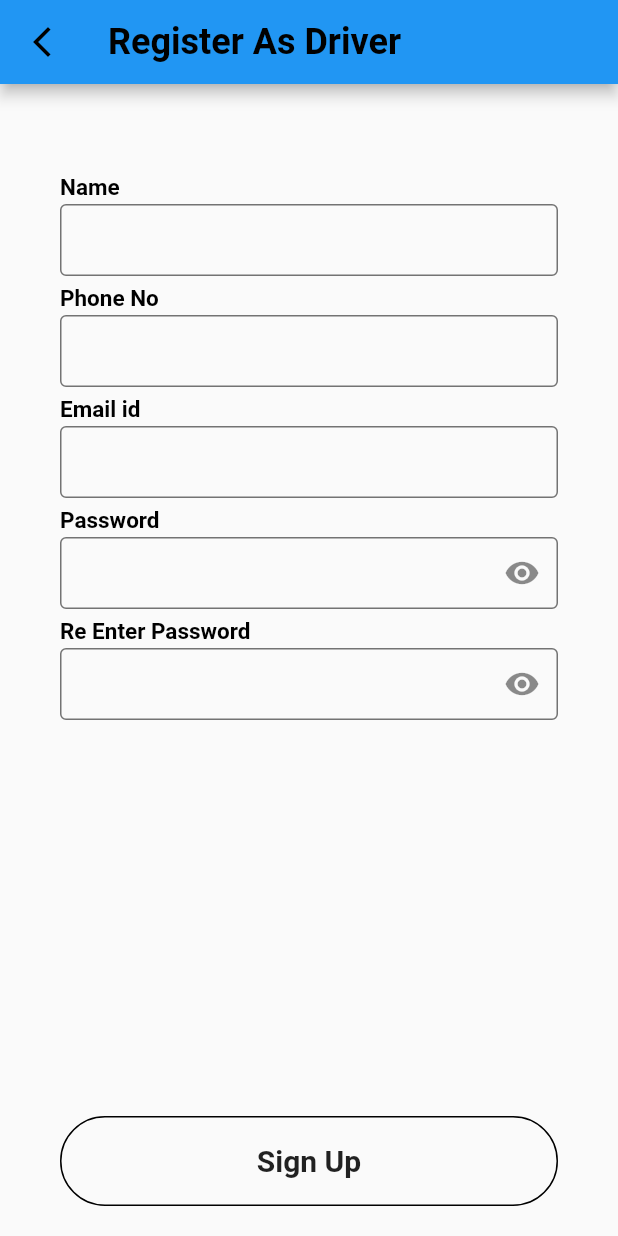
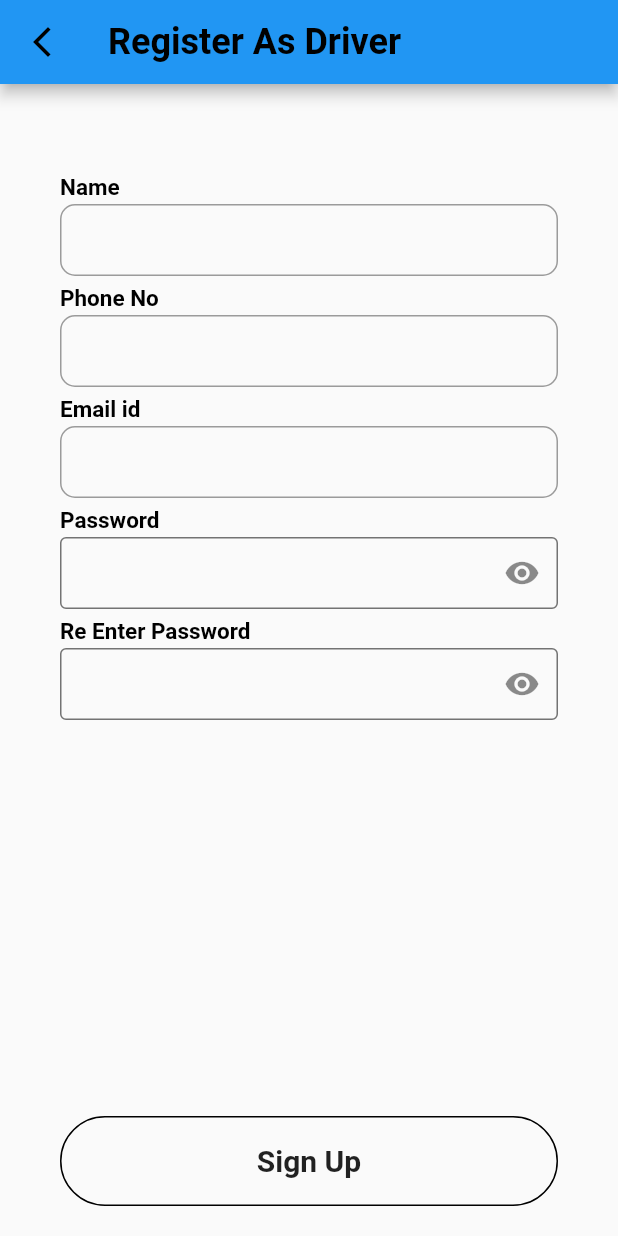
Before and after one commit to subinninan321/r456, a Flutter app: the screen it shows after launch, after a tap on "Sign up", on a phone screen of 412 x 824 dp. Run offline on Flutter 3.47's test engine with Material 2 defaults, Android fonts, the phone set to English and light mode, and no system bars; our stand-ins replace firebase_auth, firebase_core, firebase_database, fluttertoast; missing offline and left inert: dart:html; accounts and stored records are empty; network calls fail.

Commit message:
3nd most of the pages connected and connected with firebase backup before next change

```diff
--- a/lib/DriverLogin.dart
+++ b/lib/DriverLogin.dart
@@ -35,17 +35,17 @@ class _DriverLoginState extends State<DriverLogin> {
     }
     return user;
   }
-
+  //controllers
+  final TextEditingController _emailController = TextEditingController();
+  final TextEditingController _passwordController = TextEditingController();
+  //controllers
   //login
 
   @override
   Widget build(BuildContext context) {
     MediaQueryData queryData;
     queryData = MediaQuery.of(context);
-    //controllers
-    TextEditingController _emailController = TextEditingController();
-    TextEditingController _passwordController = TextEditingController();
-    //controllers
+
 
     return Scaffold(
       appBar: AppBar(
--- a/lib/DriverRegCon.dart
+++ b/lib/DriverRegCon.dart
@@ -19,15 +19,15 @@ class _DriverRegCon extends State<DriverRegCon>
   void _toggleVisibility() {
     setState((){obs = ! obs;});
   }
-
+  final TextEditingController _name = TextEditingController();
+  final TextEditingController _phone = TextEditingController();
+  final TextEditingController _email = TextEditingController();
+  final TextEditingController _pass1 = TextEditingController();
+  final TextEditingController _pass2 = TextEditingController();
 
   @override
   Widget build(BuildContext context) {
-    TextEditingController _name = TextEditingController();
-    TextEditingController _phone = TextEditingController();
-    TextEditingController _email = TextEditingController();
-    TextEditingController _pass1 = TextEditingController();
-    TextEditingController _pass2 = TextEditingController();
+
 
 
     return Scaffold(
--- a/lib/RegCon.dart
+++ b/lib/RegCon.dart
@@ -1,4 +1,3 @@
-import 'package:flutter/cupertino.dart';
 import 'package:flutter/material.dart';
 import 'package:r456/appFunctions.dart';
 
@@ -67,6 +66,7 @@ class _RegConState extends State<RegCon> {
                             ),
                           ),
                         ),
+
                         const SizedBox(
                           height: 8,
                         ),
--- a/lib/appFunctions.dart
+++ b/lib/appFunctions.dart
@@ -2,6 +2,7 @@ import 'package:flutter/material.dart';
 import 'package:fluttertoast/fluttertoast.dart';
 
 class appFunctions {
+
   void main() {
     print(calculateFare(4));
   }
@@ -18,11 +19,15 @@ class appFunctions {
     Fluttertoast.showToast(msg: status,fontSize: 16);
   }
 
+
+
+  //for input fields
+
   Widget inputField({
     label,
     ctrl,
     keyType =TextInputType.text,
-    obs = false,
+    obst = false,
   }) {
     return Column(
       crossAxisAlignment: CrossAxisAlignment.start,
@@ -39,18 +44,15 @@ class appFunctions {
           height: 2,
         ),
         TextField(
-          obscureText: obs,
+          obscureText: obst,
           keyboardType: keyType,
           controller: ctrl,
-          decoration: const InputDecoration(
-            contentPadding: EdgeInsets.symmetric(vertical: 0, horizontal: 10),
-            enabledBorder: OutlineInputBorder(
-              borderSide: BorderSide(
-                color: Colors.black54,
-              ),
-            ),
+          decoration:InputDecoration(
+            contentPadding:const EdgeInsets.symmetric(vertical: 0, horizontal: 10),
+
             border: OutlineInputBorder(
-              borderSide: BorderSide(
+              borderRadius: BorderRadius.circular(10),
+              borderSide:const BorderSide(
                 color: Colors.black54,
               ),
             ),
--- a/lib/dashboard.dart
+++ b/lib/dashboard.dart
@@ -256,6 +256,8 @@ class _dashboardState extends State<dashboard> {
       ),
     );
   }
+
+
   Widget statusSwitch()=>Transform.scale(
     scale: 1.5,
     child:Switch.adaptive(
--- a/pubspec.yaml
+++ b/pubspec.yaml
@@ -39,10 +39,12 @@ dependencies:
   cupertino_icons: ^1.0.2
   dashboard: ^0.0.2+4
   fluttertoast: ^8.0.9
+  image_picker: ^0.8.5+3
 
 dev_dependencies:
   flutter_test:
     sdk: flutter
+    #location:
 
   # The "flutter_lints" package below contains a set of recommended lints to
   # encourage good coding practices. The lint set provided by the package is
```
Also changed, not shown: lib/NavPanel.dart (+8 -4 lines), lib/additionalfiles/checkpermission.dart (added, +11 -0 lines), lib/additionalfiles/imagepicker.dart (added, +10 -0 lines), lib/additionalfiles/popupbox.dart (added, +29 -0 lines), lib/editProfile.dart (added, +234 -0 lines), pubspec.lock, 1 other file.
